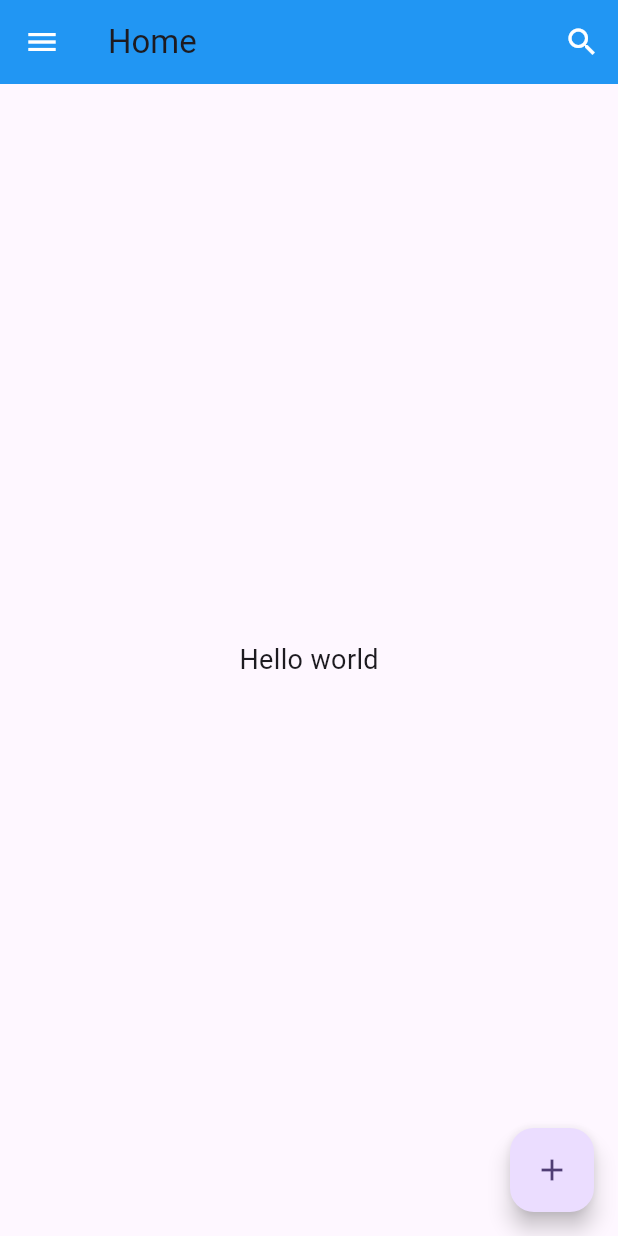
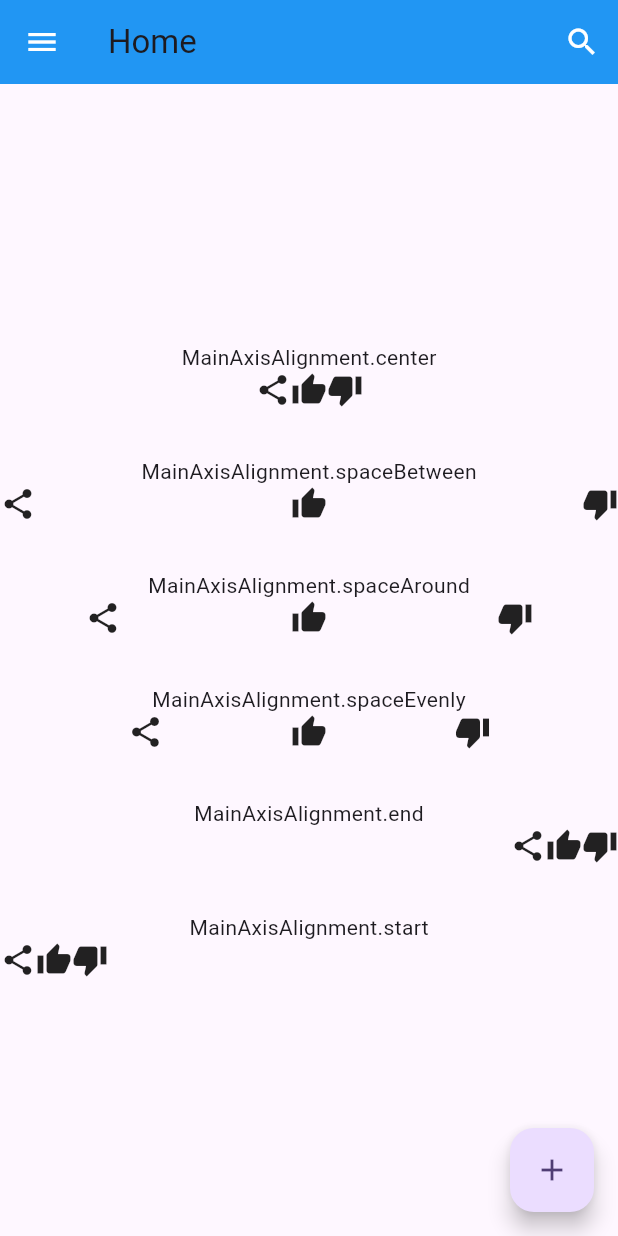
Before and after one commit to bayutp/dicoding-flutter-pemula, a Flutter app: the screen it shows after launch, on a phone screen of 412 x 824 dp. Run offline on Flutter 3.47's test engine with Material 3 defaults, Android fonts, the phone set to English and light mode, and no system bars.

Commit message:
Mengenal row and column

```diff
--- a/lib/main.dart
+++ b/lib/main.dart
@@ -137,7 +137,7 @@ class HomeScreen extends StatelessWidget {
           ),
         ),
       ),
-      body: const Center(child: MyPadding(text: "Hello world")),
+      body: const Center(child: MyRow()),
       floatingActionButton: FloatingActionButton(
         onPressed: () {
           ScaffoldMessenger.of(
@@ -190,3 +190,77 @@ class MyPadding extends StatelessWidget {
     );
   }
 }
+
+// Mengenal Row and Column
+
+class MyRow extends StatelessWidget {
+  const MyRow({super.key});
+
+  @override
+  Widget build(BuildContext context) {
+    return Column(
+      mainAxisAlignment: MainAxisAlignment.center,
+      children: [
+        Text("MainAxisAlignment.center"),
+        Row(
+          mainAxisAlignment: MainAxisAlignment.center,
+          children: [
+            Icon(Icons.share),
+            Icon(Icons.thumb_up),
+            Icon(Icons.thumb_down),
+          ],
+        ),
+        SizedBox(height: 32),
+        Text("MainAxisAlignment.spaceBetween"),
+        Row(
+          mainAxisAlignment: MainAxisAlignment.spaceBetween,
+          children: [
+            Icon(Icons.share),
+            Icon(Icons.thumb_up),
+            Icon(Icons.thumb_down),
+          ],
+        ),
+        SizedBox(height: 32),
+        Text("MainAxisAlignment.spaceAround"),
+        Row(
+          mainAxisAlignment: MainAxisAlignment.spaceAround,
+          children: [
+            Icon(Icons.share),
+            Icon(Icons.thumb_up),
+            Icon(Icons.thumb_down),
+          ],
+        ),
+        SizedBox(height: 32),
+        Text("MainAxisAlignment.spaceEvenly"),
+        Row(
+          mainAxisAlignment: MainAxisAlignment.spaceEvenly,
+          children: [
+            Icon(Icons.share),
+            Icon(Icons.thumb_up),
+            Icon(Icons.thumb_down),
+          ],
+        ),
+        SizedBox(height: 32),
+        Text("MainAxisAlignment.end"),
+        Row(
+          mainAxisAlignment: MainAxisAlignment.end,
+          children: [
+            Icon(Icons.share),
+            Icon(Icons.thumb_up),
+            Icon(Icons.thumb_down),
+          ],
+        ),
+        SizedBox(height: 32),
+        Text("MainAxisAlignment.start"),
+        Row(
+          mainAxisAlignment: MainAxisAlignment.start,
+          children: [
+            Icon(Icons.share),
+            Icon(Icons.thumb_up),
+            Icon(Icons.thumb_down),
+          ],
+        ),
+      ],
+    );
+  }
+}
```
